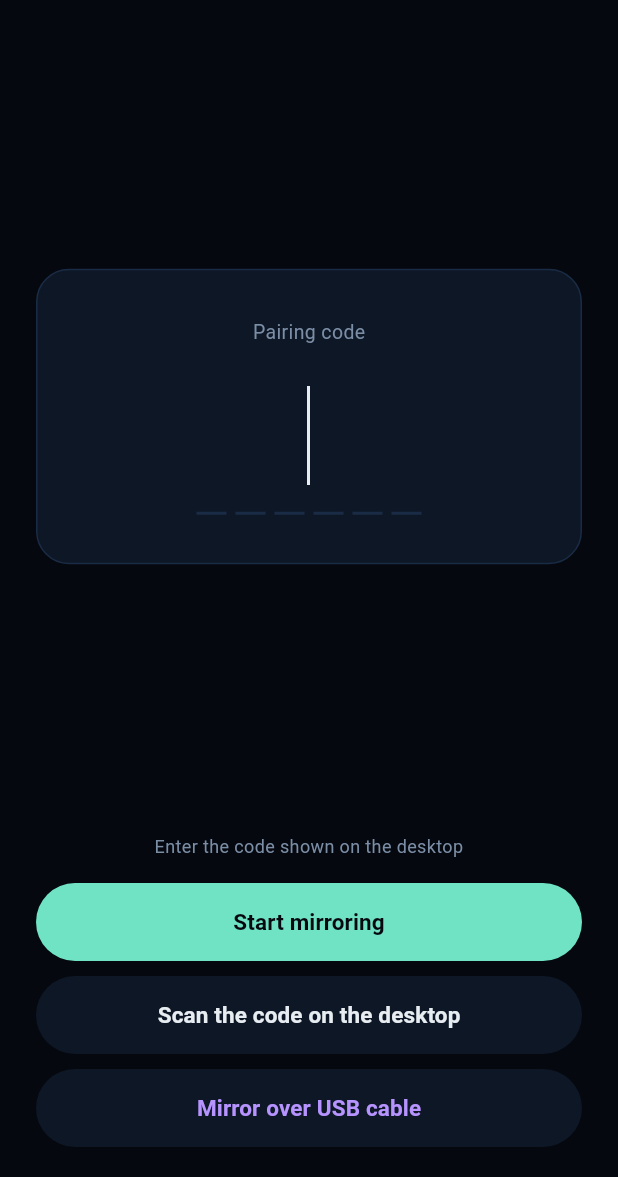
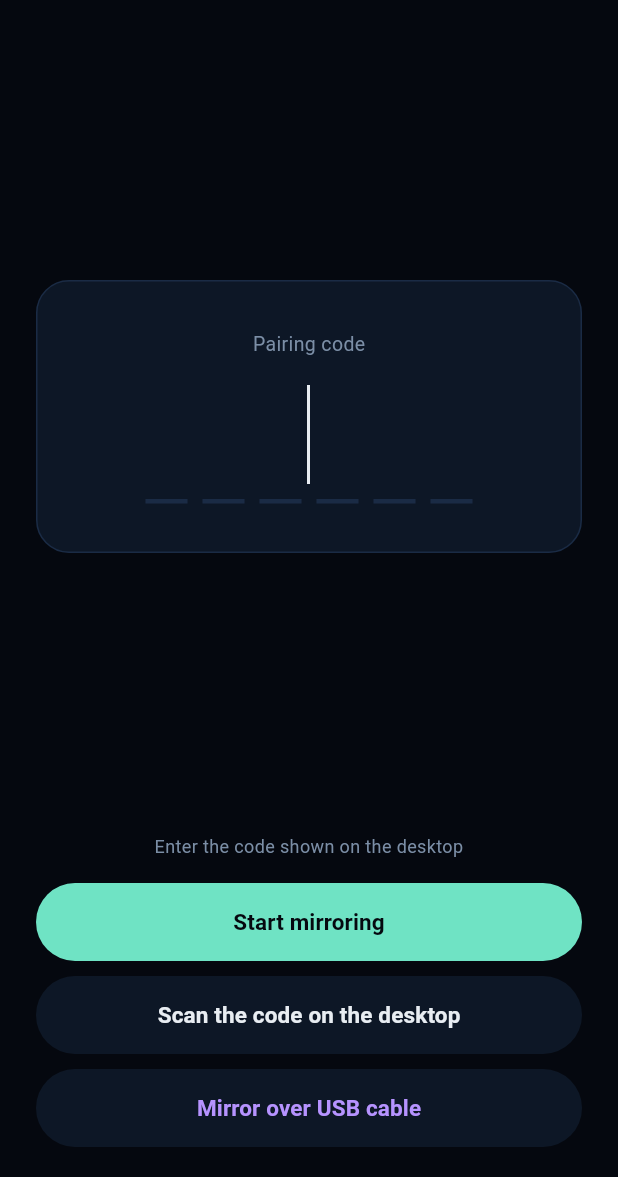
Before and after one commit to napejoon/aircast_ws, a Flutter app: the screen it shows after launch, on a phone screen of 412 x 824 dp, the part 59-1236 px from its top. Run offline on Flutter 3.47's test engine with Material 3 defaults, Android fonts, the phone set to English and light mode, and no system bars; missing offline and left inert: flutter_webrtc, mobile_scanner.

Commit message:
design: the card was a label, a hole, and six marks at the bottom
The pairing field is invisible while it is empty, and Material gives it enough
default padding to be a tall invisible thing. On a tablet that read as a card
with nothing in the middle of it. isDense and no content padding put the marks
back under the place the digits appear.

The marks go 20x2 to 28x3 and fill in the live green rather than grey: at arm
length the old ones were a dotted line rather than six places waiting.

Co-Authored-By: Claude Opus 5 (1M context) <noreply@anthropic.com>

```diff
--- a/sender/lib/main.dart
+++ b/sender/lib/main.dart
@@ -474,6 +474,13 @@ class _CodeCard extends StatelessWidget {
             decoration: const InputDecoration(
               counterText: '',
               border: InputBorder.none,
+              // An empty field is invisible, and Material's default padding
+              // makes it a tall invisible thing: on a tablet the card read as
+              // a label, a hole, and six marks at the bottom of it. The field
+              // is as tall as the digits it holds now, so the marks sit under
+              // the place the digits will appear.
+              isDense: true,
+              contentPadding: EdgeInsets.zero,
             ),
           ),
           const SizedBox(height: 10),
@@ -501,10 +508,12 @@ class _Slots extends StatelessWidget {
         children: List.generate(
           6,
           (i) => Container(
-            width: 20,
-            height: 2,
-            margin: const EdgeInsets.symmetric(horizontal: 3),
-            color: i < filled ? _muted : _edge,
+            width: 28,
+            height: 3,
+            margin: const EdgeInsets.symmetric(horizontal: 5),
+            // Wider and one pixel thicker than they were: at 20x2 on a tablet
+            // held at arm's length they were a dotted line, not six places.
+            color: i < filled ? _live : _edge,
           ),
         ),
       );
```
